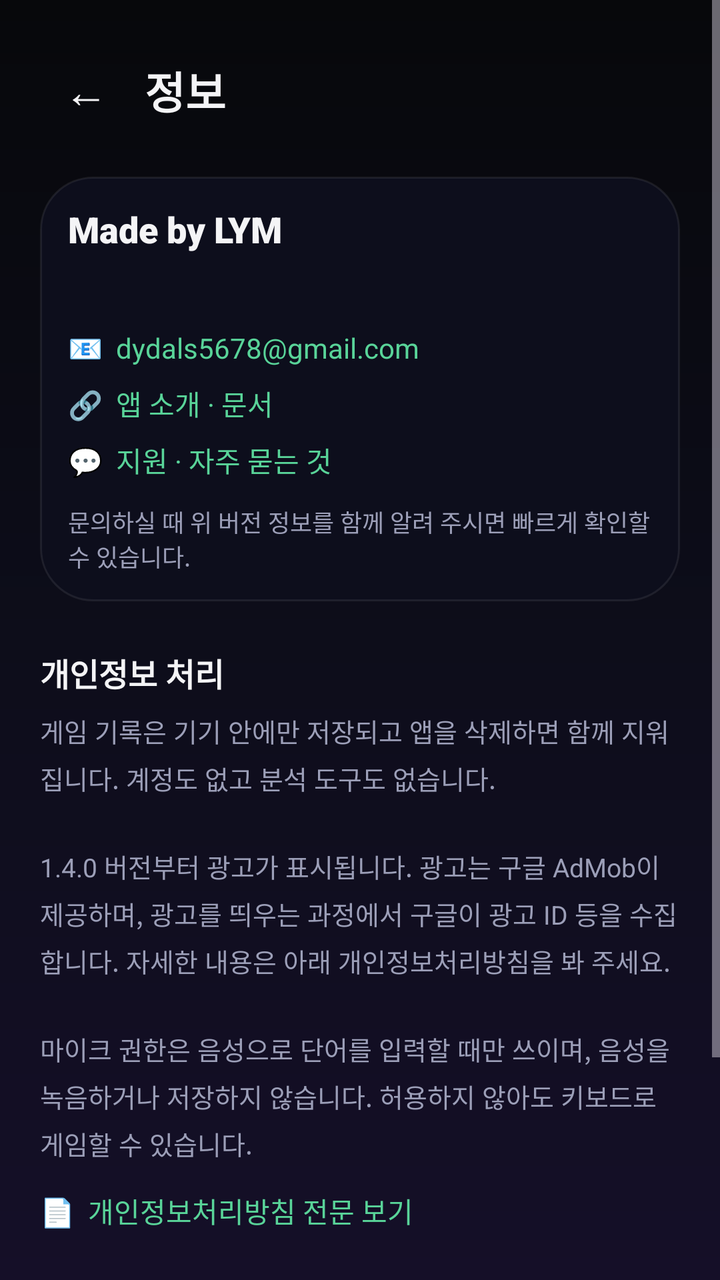
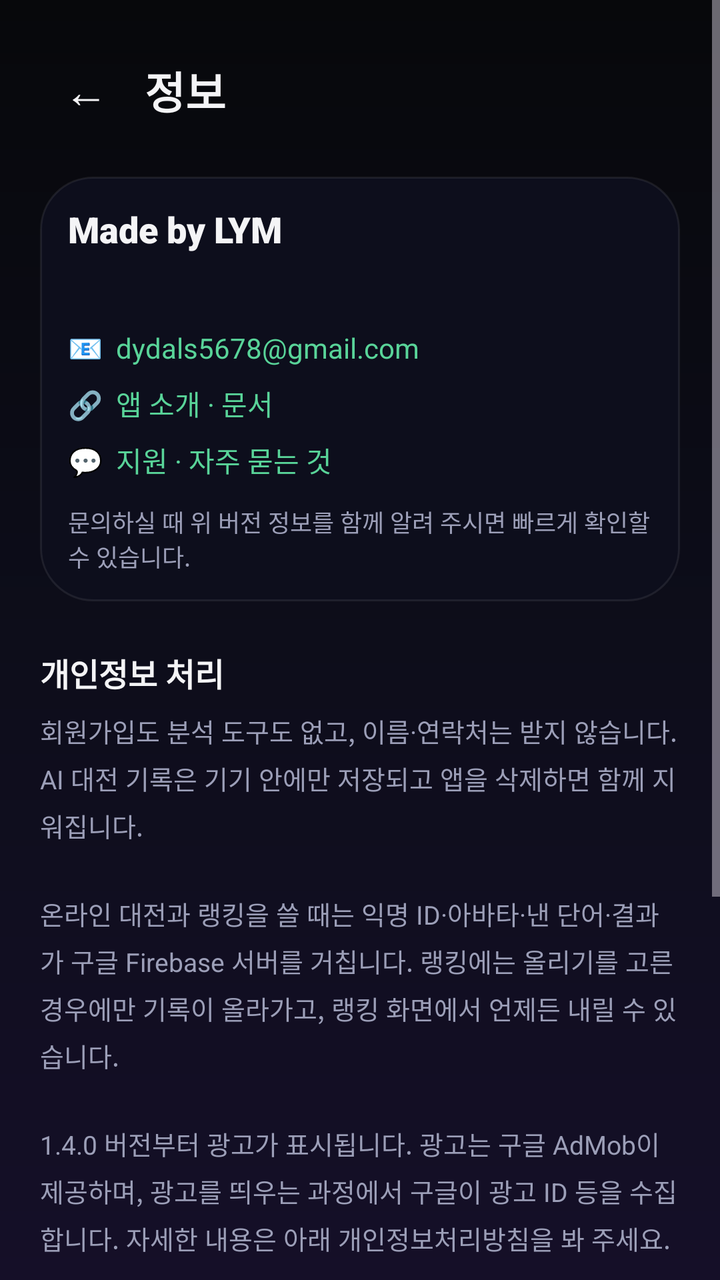

Compare the two renders of this Android layout. The source of the first and the diff that turns it into the second are given below.
<!-- AndroidManifest.xml: application theme Theme.KKeutmal -->
<!-- res/layout/activity_about.xml -->
<?xml version="1.0" encoding="utf-8"?>
<ScrollView xmlns:android="http://schemas.android.com/apk/res/android"
    xmlns:app="http://schemas.android.com/apk/res-auto"
    android:layout_width="match_parent"
    android:layout_height="match_parent"
    android:fillViewport="true"
    android:overScrollMode="never">

    <LinearLayout
        android:layout_width="match_parent"
        android:layout_height="wrap_content"
        android:orientation="vertical"
        android:padding="20dp">

        <LinearLayout
            android:layout_width="match_parent"
            android:layout_height="wrap_content"
            android:orientation="horizontal"
            android:gravity="center_vertical">

            <com.google.android.material.button.MaterialButton
                android:id="@+id/btnBack"
                style="?attr/borderlessButtonStyle"
                android:layout_width="wrap_content"
                android:layout_height="wrap_content"
                android:minWidth="0dp"
                android:text="←"
                android:textColor="@color/text_primary"
                android:textSize="22sp" />

            <TextView
                android:layout_width="0dp"
                android:layout_weight="1"
                android:layout_height="wrap_content"
                android:layout_marginStart="6dp"
                android:text="정보"
                android:textColor="@color/text_primary"
                android:textSize="22sp"
                android:fontFamily="sans-serif-black" />
        </LinearLayout>

        <LinearLayout
            android:layout_width="match_parent"
            android:layout_height="wrap_content"
            android:layout_marginTop="18dp"
            android:orientation="vertical"
            android:padding="14dp"
            android:background="@drawable/bg_input">

            <TextView
                android:layout_width="wrap_content"
                android:layout_height="wrap_content"
                android:text="Made by LYM"
                android:textColor="@color/text_primary"
                android:textSize="18sp"
                android:fontFamily="sans-serif-black" />

            <TextView
                android:id="@+id/tvVersion"
                android:layout_width="match_parent"
                android:layout_height="wrap_content"
                android:layout_marginTop="6dp"
                android:textColor="@color/text_dim"
                android:textSize="13sp"
                android:textIsSelectable="true" />

            <TextView
                android:id="@+id/tvMail"
                android:layout_width="match_parent"
                android:layout_height="wrap_content"
                android:layout_marginTop="10dp"
                android:paddingTop="4dp"
                android:paddingBottom="4dp"
                android:text="📧  dydals5678@gmail.com"
                android:textColor="@color/accent2"
                android:textSize="14sp"
                android:textIsSelectable="true" />

            <TextView
                android:id="@+id/tvDocs"
                android:layout_width="match_parent"
                android:layout_height="wrap_content"
                android:paddingTop="4dp"
                android:paddingBottom="4dp"
                android:text="🔗  앱 소개 · 문서"
                android:textColor="@color/accent2"
                android:textSize="14sp" />

            <TextView
                android:id="@+id/tvSupport"
                android:layout_width="match_parent"
                android:layout_height="wrap_content"
                android:paddingTop="4dp"
                android:paddingBottom="4dp"
                android:text="💬  지원 · 자주 묻는 것"
                android:textColor="@color/accent2"
                android:textSize="14sp" />

            <TextView
                android:layout_width="match_parent"
                android:layout_height="wrap_content"
                android:layout_marginTop="8dp"
                android:text="문의하실 때 위 버전 정보를 함께 알려 주시면 빠르게 확인할 수 있습니다."
                android:textColor="@color/text_dim"
                android:textSize="12sp" />
        </LinearLayout>

        <TextView
            android:layout_width="match_parent"
            android:layout_height="wrap_content"
            android:layout_marginTop="24dp"
            android:text="개인정보 처리"
            android:textColor="@color/text_primary"
            android:textSize="16sp"
            android:textStyle="bold" />

        <TextView
            android:layout_width="match_parent"
            android:layout_height="wrap_content"
            android:layout_marginTop="8dp"
            android:lineSpacingExtra="5dp"
            android:text="게임 기록은 기기 안에만 저장되고 앱을 삭제하면 함께 지워집니다. 계정도 없고 분석 도구도 없습니다.\n\n1.4.0 버전부터 광고가 표시됩니다. 광고는 구글 AdMob이 제공하며, 광고를 띄우는 과정에서 구글이 광고 ID 등을 수집합니다. 자세한 내용은 아래 개인정보처리방침을 봐 주세요.\n\n마이크 권한은 음성으로 단어를 입력할 때만 쓰이며, 음성을 녹음하거나 저장하지 않습니다. 허용하지 않아도 키보드로 게임할 수 있습니다."
            android:textColor="@color/text_dim"
            android:textSize="13sp" />

        <TextView
            android:id="@+id/tvPrivacyPolicy"
            android:layout_width="match_parent"
            android:layout_height="wrap_content"
            android:layout_marginTop="10dp"
            android:paddingTop="4dp"
            android:paddingBottom="4dp"
            android:text="📄  개인정보처리방침 전문 보기"
            android:textColor="@color/accent2"
            android:textSize="14sp" />

        <TextView
            android:layout_width="match_parent"
            android:layout_height="wrap_content"
            android:layout_marginTop="24dp"
            android:text="사용한 자료와 라이선스"
            android:textColor="@color/text_primary"
            android:textSize="16sp"
            android:textStyle="bold" />

        <LinearLayout
            android:id="@+id/creditBox"
            android:layout_width="match_parent"
            android:layout_height="wrap_content"
            android:layout_marginTop="8dp"
            android:orientation="vertical" />

        <TextView
            android:id="@+id/tvMeaningNote"
            android:layout_width="match_parent"
            android:layout_height="wrap_content"
            android:layout_marginTop="12dp"
            android:lineSpacingExtra="4dp"
            android:textColor="@color/text_dim"
            android:textSize="12sp" />

        <TextView
            android:layout_width="match_parent"
            android:layout_height="wrap_content"
            android:layout_marginTop="10dp"
            android:layout_marginBottom="24dp"
            android:lineSpacingExtra="4dp"
            android:text="효과음과 배경음악은 전부 직접 합성해 만들었습니다."
            android:textColor="@color/text_dim"
            android:textSize="12sp" />
    </LinearLayout>
</ScrollView>
<!-- resources referenced by this layout -->
<resources>
  <color name="accent2">#59D499</color>
  <color name="text_dim">#9C9FB8</color>
  <color name="text_primary">#F4F4F6</color>
  <!-- drawable bg_input (drawable) -->
  <?xml version="1.0" encoding="utf-8"?>
  <shape xmlns:android="http://schemas.android.com/apk/res/android" android:shape="rectangle">
      <solid android:color="@color/input_bg" />
      <stroke android:width="1dp" android:color="@color/surface_stroke" />
      <corners android:radius="26dp" />
  </shape>
  <style name="Theme.KKeutmal" parent="Theme.Material3.Dark.NoActionBar">
          <item name="colorPrimary">@color/accent</item>
          <item name="colorOnPrimary">@color/text_on_accent</item>
          <item name="colorSecondary">@color/accent2</item>
          <item name="colorSurface">@color/surface</item>
          <item name="colorOnSurface">@color/text_primary</item>
          <item name="android:colorBackground">@color/bg_top</item>
          <item name="android:windowBackground">@drawable/bg_gradient</item>
          <item name="android:statusBarColor">@color/bg_top</item>
          <item name="android:navigationBarColor">@color/bg_bottom</item>
          <item name="android:windowLightStatusBar">false</item>
          <item name="android:textColor">@color/text_primary</item>
      </style>
  <color name="input_bg">#0D0E1C</color>
  <color name="surface_stroke">#14FFFFFF</color>
  <color name="accent">#7C6CFF</color>
  <color name="text_on_accent">#FFFFFF</color>
  <color name="surface">#111225</color>
  <color name="bg_top">#07080B</color>
  <!-- drawable bg_gradient (drawable) -->
  <?xml version="1.0" encoding="utf-8"?>
  <shape xmlns:android="http://schemas.android.com/apk/res/android" android:shape="rectangle">
      <gradient
          android:angle="270"
          android:startColor="@color/bg_top"
          android:centerColor="#0D0D1A"
          android:endColor="@color/bg_bottom" />
  </shape>
  <color name="bg_bottom">#150F28</color>
</resources>

<!-- the commit's change to res/layout/activity_about.xml (unified diff, before → after) -->
@@ -119,7 +119,7 @@
             android:layout_height="wrap_content"
             android:layout_marginTop="8dp"
             android:lineSpacingExtra="5dp"
-            android:text="게임 기록은 기기 안에만 저장되고 앱을 삭제하면 함께 지워집니다. 계정도 없고 분석 도구도 없습니다.\n\n1.4.0 버전부터 광고가 표시됩니다. 광고는 구글 AdMob이 제공하며, 광고를 띄우는 과정에서 구글이 광고 ID 등을 수집합니다. 자세한 내용은 아래 개인정보처리방침을 봐 주세요.\n\n마이크 권한은 음성으로 단어를 입력할 때만 쓰이며, 음성을 녹음하거나 저장하지 않습니다. 허용하지 않아도 키보드로 게임할 수 있습니다."
+            android:text="회원가입도 분석 도구도 없고, 이름·연락처는 받지 않습니다. AI 대전 기록은 기기 안에만 저장되고 앱을 삭제하면 함께 지워집니다.\n\n온라인 대전과 랭킹을 쓸 때는 익명 ID·아바타·낸 단어·결과가 구글 Firebase 서버를 거칩니다. 랭킹에는 올리기를 고른 경우에만 기록이 올라가고, 랭킹 화면에서 언제든 내릴 수 있습니다.\n\n1.4.0 버전부터 광고가 표시됩니다. 광고는 구글 AdMob이 제공하며, 광고를 띄우는 과정에서 구글이 광고 ID 등을 수집합니다. 자세한 내용은 아래 개인정보처리방침을 봐 주세요.\n\n마이크 권한은 음성으로 단어를 입력할 때만 쓰이며, 음성을 녹음하거나 저장하지 않습니다. 허용하지 않아도 키보드로 게임할 수 있습니다."
             android:textColor="@color/text_dim"
             android:textSize="13sp" />
 
